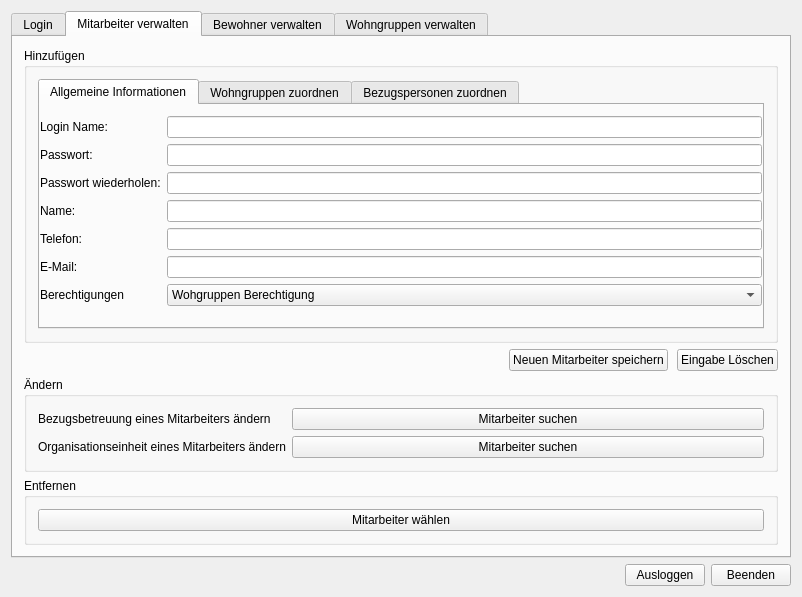
Qt form AdminDialog/admindialog.ui (Robotregent/EBP) before a commit.
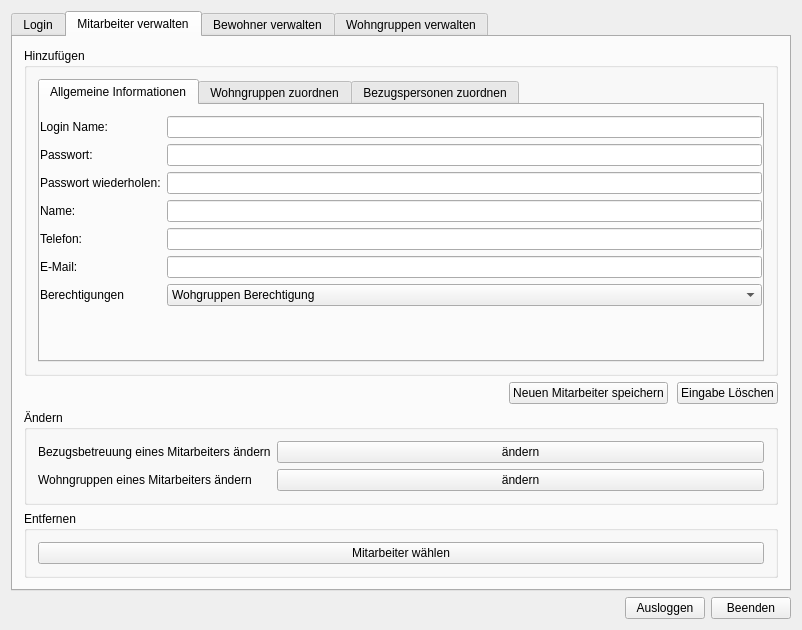
The same form after that commit. Icons and pictures are not drawn.

Diff of the .ui file:
```diff
--- a/AdminDialog/admindialog.ui
+++ b/AdminDialog/admindialog.ui
@@ -7,7 +7,7 @@
     <x>0</x>
     <y>0</y>
     <width>802</width>
-    <height>597</height>
+    <height>630</height>
    </rect>
   </property>
   <property name="windowTitle">
@@ -354,19 +354,14 @@
             <item row="0" column="1">
              <widget class="QPushButton" name="pushButton">
               <property name="text">
-               <string>Mitarbeiter suchen</string>
-              </property>
-              <property name="icon">
-               <iconset>
-                <normalon>../drk_client/lupe.png</normalon>
-               </iconset>
+               <string>ändern</string>
               </property>
              </widget>
             </item>
             <item row="1" column="0">
              <widget class="QLabel" name="label_4">
               <property name="text">
-               <string>Organisationseinheit eines Mitarbeiters ändern</string>
+               <string>Wohngruppen eines Mitarbeiters ändern</string>
               </property>
               <property name="buddy">
                <cstring>pushButton_2</cstring>
@@ -376,12 +371,7 @@
             <item row="1" column="1">
              <widget class="QPushButton" name="pushButton_2">
               <property name="text">
-               <string>Mitarbeiter suchen</string>
-              </property>
-              <property name="icon">
-               <iconset>
-                <normalon>../drk_client/lupe.png</normalon>
-               </iconset>
+               <string>ändern</string>
               </property>
              </widget>
             </item>
```
Left out of the diff: 4 changed lines with no effect on the pictures.
